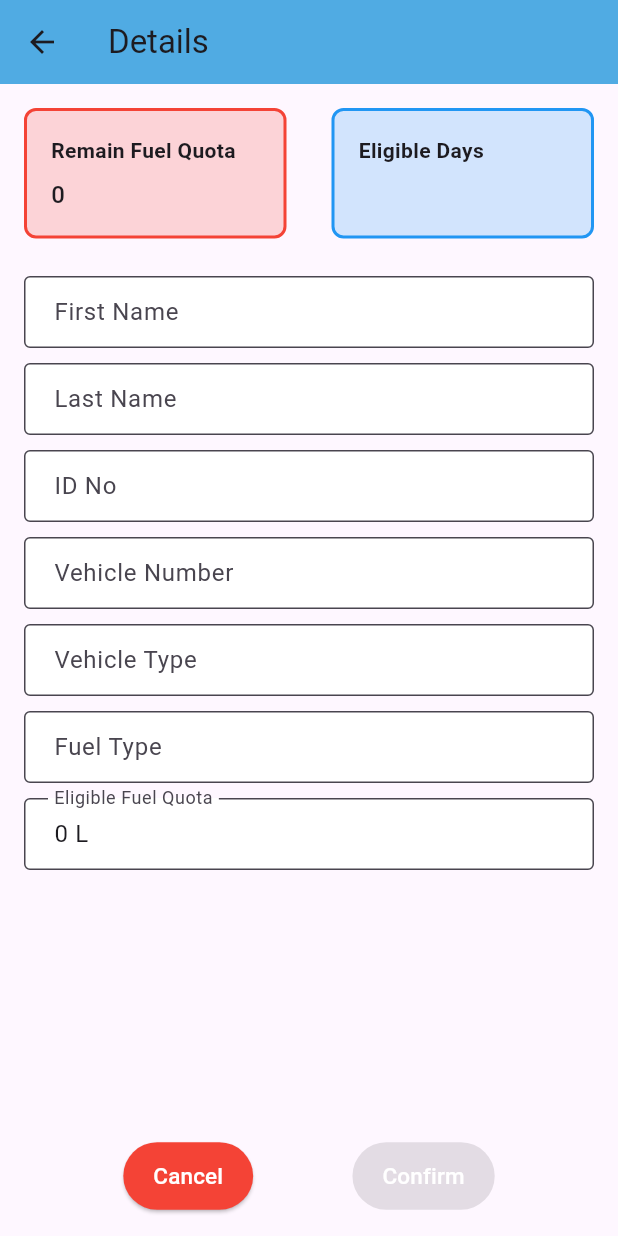
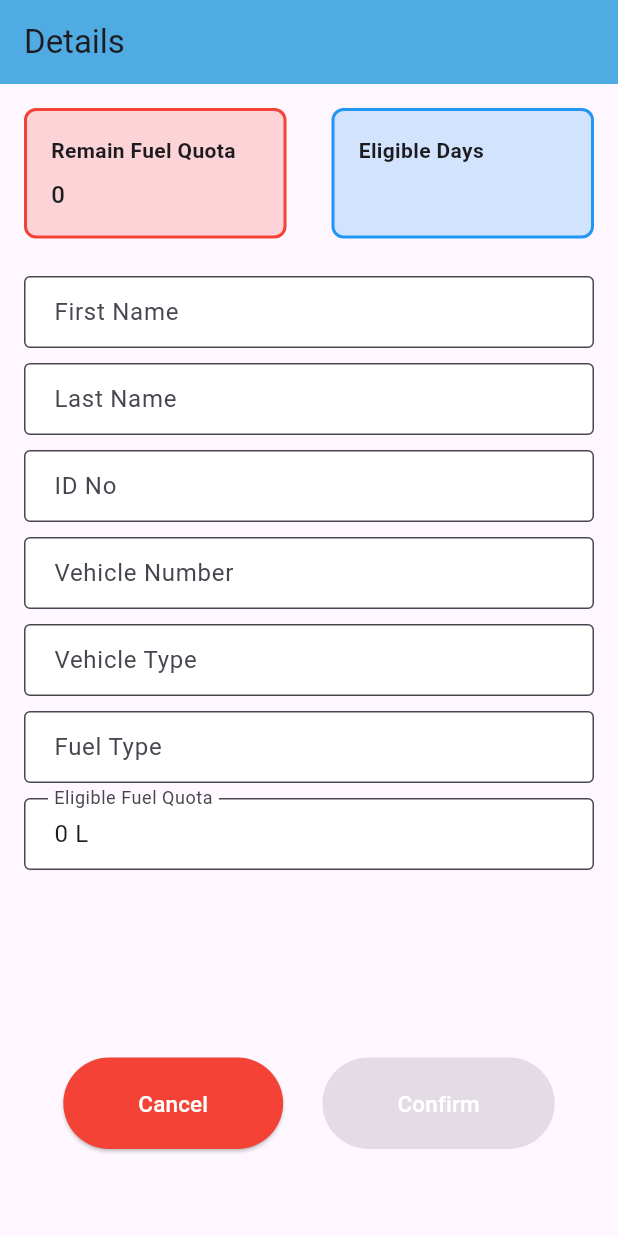
Before and after one commit to pubudu2003060/SENG-22212-Group-Project, a Flutter app: the DetailsScreen screen opened by its route, on a phone screen of 412 x 824 dp. Run offline on Flutter 3.47's test engine with Material 3 defaults, Android fonts, the phone set to English and light mode, and no system bars; missing offline and left inert: mobile_scanner.

Commit message:
correct all functions

```diff
--- a/mobile_app/lib/qr_details.dart
+++ b/mobile_app/lib/qr_details.dart
@@ -1,4 +1,5 @@
 import 'package:flutter/material.dart';
+import 'package:mobile_app/pumpping_fuel_quata.dart';
 
 class DetailsScreen extends StatefulWidget {
   final String firstName;
@@ -10,6 +11,7 @@ class DetailsScreen extends StatefulWidget {
   final String eligibleDays;
   final int eligibleFuelQuota;
   final int remainFuel;
+  final int customerFuelQuotaId;
 
   const DetailsScreen({
     Key? key,
@@ -22,7 +24,7 @@ class DetailsScreen extends StatefulWidget {
     required this.eligibleDays,
     required this.eligibleFuelQuota,
     required this.remainFuel,
-    required String vehicleNumber,
+    required this.customerFuelQuotaId,
   }) : super(key: key);
 
   @override
@@ -46,9 +48,11 @@ class _DetailsScreenState extends State<DetailsScreen> {
 
   @override
   Widget build(BuildContext context) {
+print(widget.customerFuelQuotaId.toString()+"rrr "  +widget.remainFuel.toString());
     return Scaffold(
       appBar: AppBar(
         title: const Text('Details'),
+        automaticallyImplyLeading: false,
         backgroundColor: const Color.fromARGB(255, 80, 171, 227),
       ),
       body: Padding(
@@ -78,9 +82,10 @@ class _DetailsScreenState extends State<DetailsScreen> {
             _buildInfoTile('Vehicle Number', widget.vehicalNo),
             _buildInfoTile('Vehicle Type', widget.vehicalType),
             _buildInfoTile('Fuel Type', widget.fualType),
-            _buildInfoTile(
-                'Eligible Fuel Quota', '${widget.eligibleFuelQuota} L'),
-            Spacer(),
+            _buildInfoTile('Eligible Fuel Quota', '${widget.eligibleFuelQuota} L'),
+
+            SizedBox(height: 120), // Add a smaller gap instead of Spacer
+
             Row(
               mainAxisAlignment: MainAxisAlignment.spaceEvenly,
               children: [
@@ -89,7 +94,7 @@ class _DetailsScreenState extends State<DetailsScreen> {
                       Navigator.pushReplacementNamed(context, '/qr_scanner'),
                   style: ElevatedButton.styleFrom(
                     backgroundColor: Colors.red,
-                    padding: EdgeInsets.symmetric(horizontal: 20, vertical: 12),
+                    padding: EdgeInsets.symmetric(horizontal: 50, vertical: 20),
                   ),
                   child: Text(
                     'Cancel',
@@ -98,12 +103,21 @@ class _DetailsScreenState extends State<DetailsScreen> {
                 ),
                 ElevatedButton(
                   onPressed: isEligible
-                      ? () =>
-                          Navigator.pushNamed(context, '/pumpping_fuel_quata')
+                      ? () {
+
+Navigator.pushReplacement(
+                            context,
+                             MaterialPageRoute(
+            builder: (context) => PumpingFuelQuota(
+ remainFuel: widget.remainFuel,
+                              customerFuelQuotaId:widget.customerFuelQuotaId
+            ),),);
+
+                        }
                       : null,
                   style: ElevatedButton.styleFrom(
                     backgroundColor: Color.fromARGB(255, 64, 146, 198),
-                    padding: EdgeInsets.symmetric(horizontal: 20, vertical: 12),
+                    padding: EdgeInsets.symmetric(horizontal: 50, vertical: 20),
                   ),
                   child: Text(
                     'Confirm',
--- a/mobile_app/lib/qr_scanner.dart
+++ b/mobile_app/lib/qr_scanner.dart
@@ -87,6 +87,7 @@ class _QRScannerScreenState extends State<QRScannerScreen> {
           context,
           MaterialPageRoute(
             builder: (context) => DetailsScreen(
+              customerFuelQuotaId: int.parse(customerFuelQuotaId),
               firstName: data['firstName'],
               lastName: data['lastName'],
               idNo: data['idNo'],
@@ -96,7 +97,7 @@ class _QRScannerScreenState extends State<QRScannerScreen> {
               eligibleDays: data['eligibleDays'],
               eligibleFuelQuota: data['eligibleFuelQuota'],
               remainFuel: data['remainFuel'],
-              vehicleNumber: '',
+
             ),
           ),
         );
```
Also changed, not shown: mobile_app/lib/main.dart (+5 -2 lines), mobile_app/lib/pumpping_fuel_quata.dart (+45 -3 lines).
